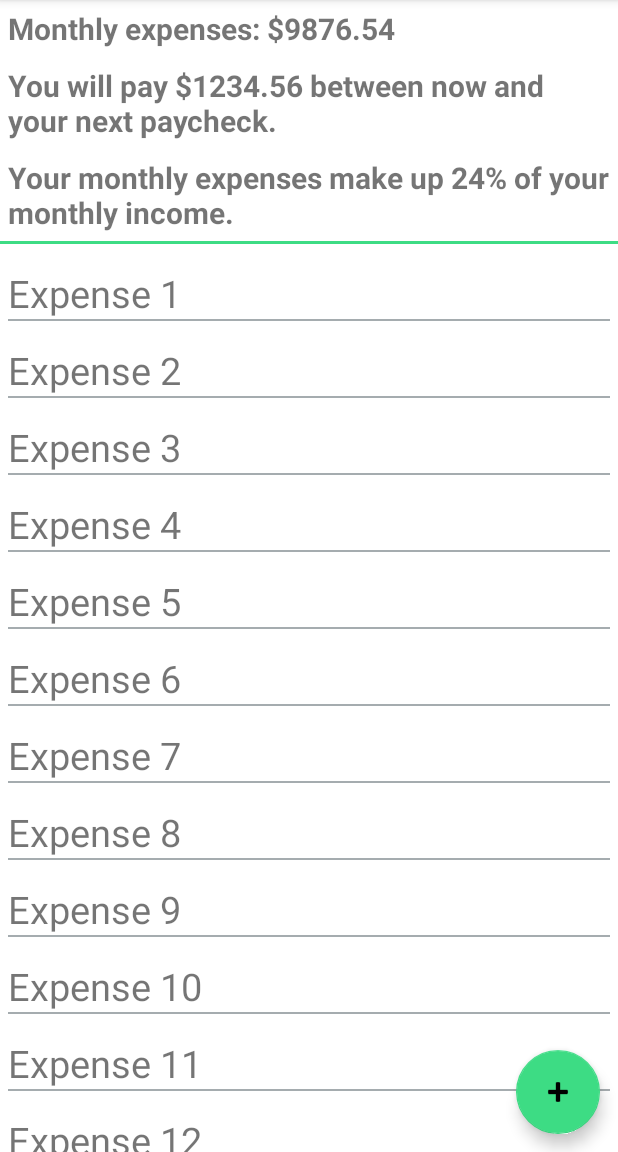
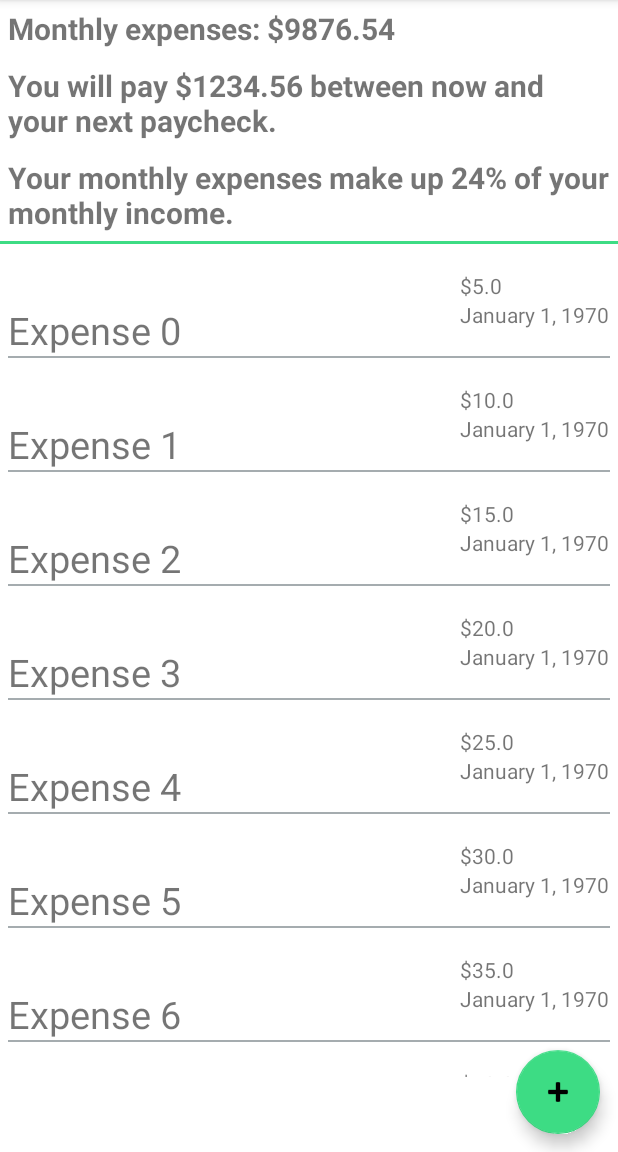
Before and after one commit to LRE323/monthly-expenses-tracker, an Android app: the screen it shows after launch (MainActivity), on a phone screen of 412 x 824 dp, the part 84-1236 px from its top. Run offline under Robolectric (Android 15) with nearby library versions, the phone set to English and light mode, and no system bars.

Commit message:
Updates to RecyclerView

```diff
--- a/app/src/main/java/com/example/monthlyexpensestracker/Expense.java
+++ b/app/src/main/java/com/example/monthlyexpensestracker/Expense.java
@@ -1,15 +1,21 @@
 package com.example.monthlyexpensestracker;
 
 public class Expense {
-    private double amount;
-    private String name;
+    private String expenseName;
+    private double expenseAmount;
 
-    public Expense(double amount) {
-        this.amount = amount;
+
+    public Expense(String expenseName, double expenseAmount) {
+        this.expenseName = expenseName;
+        this.expenseAmount = expenseAmount;
     }
 
-    public double returnAmount() {
-        return this.amount;
+    public String getExpenseName() {
+        return this.expenseName;
+    }
+
+    public double getExpenseAmount() {
+        return this.expenseAmount;
     }
 
 }
--- a/app/src/main/java/com/example/monthlyexpensestracker/ExpenseList.java
+++ b/app/src/main/java/com/example/monthlyexpensestracker/ExpenseList.java
@@ -17,7 +17,7 @@ public class ExpenseList {
     public double sumOfExpenses() {
         double sumOfExpenses = 0;
         for (Expense e: this.expenses) {
-            double amount = e.returnAmount();
+            double amount = e.getExpenseAmount();
             sumOfExpenses += amount;
         }
         return sumOfExpenses;
--- a/app/src/main/java/com/example/monthlyexpensestracker/ExpenseListAdapter.java
+++ /dev/null
@@ -1,67 +0,0 @@
-package com.example.monthlyexpensestracker;
-
-import android.content.Context;
-import android.view.LayoutInflater;
-import android.view.View;
-import android.view.ViewGroup;
-import android.widget.ExpandableListAdapter;
-import android.widget.TextView;
-
-import androidx.annotation.NonNull;
-import androidx.recyclerview.widget.ListAdapter;
-import androidx.recyclerview.widget.RecyclerView;
-
-import java.util.LinkedList;
-
-public class ExpenseListAdapter extends RecyclerView.Adapter<ExpenseListAdapter.ExpenseViewHolder> {
-
-    //The inner ViewHolder class.
-    class ExpenseViewHolder extends RecyclerView.ViewHolder {
-        public final TextView expenseItemView;
-        final ExpenseListAdapter adapter;
-
-        public ExpenseViewHolder(View itemView, ExpenseListAdapter adapter) {
-            super(itemView);
-            expenseItemView = itemView.findViewById(R.id.expense);
-            this.adapter = adapter;
-        }
-    }
-
-    //This will hold the data in the adapter.
-    private final LinkedList<String> expenses;
-
-    //WordListAdapter needs a constructor that initializes the word list from the data.
-    //To create a View for a list item, the WordListAdapter needs to inflate the XML for a list item.
-    //You use a layout inflater for that job. LayoutInflater reads a layout XML description and converts
-    //it into the corresponding View items.
-    private LayoutInflater inflater;
-
-    //The constructor for ExpenseListAdapter needs to have a context parameter, and a linked list
-    //of words with the app's data. The method needs to instantiate a LayoutInflater for inflater
-    //and set expenses to the passed in data.
-    public ExpenseListAdapter(Context context, LinkedList<String> expenses) {
-        inflater = LayoutInflater.from(context);
-        this.expenses = expenses;
-    }
-
-    @NonNull
-    @Override
-    // The onCreateViewHolder() method is similar to the onCreate() method. It inflates the item
-    // layout, and returns a ViewHolder with the layout and the adapter.
-    public ExpenseListAdapter.ExpenseViewHolder onCreateViewHolder(@NonNull ViewGroup parent, int viewType) {
-        View itemView= inflater.inflate(R.layout.expenselist_item, parent, false);
-        return new ExpenseViewHolder(itemView, this);
-    }
-
-    @Override
-    // The onBindViewHolder() method connects your data to the view holder.
-    public void onBindViewHolder(@NonNull ExpenseListAdapter.ExpenseViewHolder holder, int position) {
-        String current = expenses.get(position);
-        holder.expenseItemView.setText(current);
-    }
-
-    @Override
-    public int getItemCount() {
-        return expenses.size();
-    }
-}
--- a/app/src/main/java/com/example/monthlyexpensestracker/MainActivity.java
+++ b/app/src/main/java/com/example/monthlyexpensestracker/MainActivity.java
@@ -11,13 +11,13 @@ import android.view.View;
 import java.util.LinkedList;
 
 public class MainActivity extends AppCompatActivity {
-    //This LinkedList<String> will hold ONLY expense names for now.
+    //This LinkedList<String> will hold ONLY expenseNameTextView names for now.
     //This is just to demonstrate how to use RecyclerView.
     //In the final version, this LinkedList should hold all the expenses the user has created.
-    private final LinkedList<String> expenses = new LinkedList<>();
+    private final LinkedList<Expense> expenses = new LinkedList<>();
 
     private RecyclerView recyclerView;
-    private ExpenseListAdapter adapter;
+    private RecyclerViewAdapter adapter;
 
     @Override
     protected void onCreate(Bundle savedInstanceState) {
@@ -25,13 +25,17 @@ public class MainActivity extends AppCompatActivity {
         setContentView(R.layout.activity_main);
 
         // Add to expenses.
+        addDummyExpenses();
+
+        /*
         for (int i = 1; i <= 15; i++) {
             expenses.add("Expense " + i);
-        }
+        } */
+
         // Get a handle to the RecyclerView.
         recyclerView = findViewById(R.id.recyclerView);
         // Create an adapter and supply the data to be displayed.
-        adapter = new ExpenseListAdapter(this, expenses);
+        adapter = new RecyclerViewAdapter(this, expenses);
         // Connect the adapter with the RecyclerView.
         recyclerView.setAdapter(adapter);
         // Give the RecyclerView a default layout manager.
@@ -45,4 +49,20 @@ public class MainActivity extends AppCompatActivity {
         startActivity(intent);
     }
 
+    // Create and adds dummy expenses to the LinkedList expenses.
+    public void addDummyExpenses() {
+        // Dummy expenseAmount that will be modified for each Expense.
+        double expenseAmount = 5;
+        for (int i = 0; i < 15; i++) {
+            // Create a new dummy Expense.
+            Expense newExpense = new Expense("Expense " + i, expenseAmount);
+            // Get the name of the newly created Expense.
+            String expenseName = newExpense.getExpenseName();
+            // Add the newly created dummy Expense to the LinkedList expenses.
+            expenses.add(newExpense);
+            // Modify double expenseAmount.
+            expenseAmount += 5;
+        }
     }
+
+}
--- /dev/null
+++ b/app/src/main/java/com/example/monthlyexpensestracker/RecyclerViewAdapter.java
@@ -0,0 +1,81 @@
+package com.example.monthlyexpensestracker;
+
+import android.content.Context;
+import android.view.LayoutInflater;
+import android.view.View;
+import android.view.ViewGroup;
+import android.widget.TextView;
+
+import androidx.annotation.NonNull;
+import androidx.recyclerview.widget.RecyclerView;
+
+import java.util.LinkedList;
+
+public class RecyclerViewAdapter extends RecyclerView.Adapter<RecyclerViewAdapter.ViewHolder> {
+
+    //This will hold the data in the adapter.
+    private final LinkedList<Expense> expenses;
+
+    //RecyclerViewAdapter needs a constructor that initializes the word list from the data.
+    //To create a View for a list item, the RecyclerViewAdapter needs to inflate the XML for a list item.
+    //You use a layout inflater for that job. LayoutInflater reads a layout XML description and converts
+    //it into the corresponding View items.
+    private LayoutInflater inflater;
+
+    //The constructor for RecyclerViewAdapter needs to have a context parameter, and a linked list
+    //of words with the app's data. The method needs to instantiate a LayoutInflater for inflater
+    //and set expenses to the passed in data.
+    public RecyclerViewAdapter(Context context, LinkedList<Expense> expenses) {
+        inflater = LayoutInflater.from(context);
+        this.expenses = expenses;
+    }
+
+    @NonNull
+    @Override
+    // The onCreateViewHolder() method is similar to the onCreate() method. It inflates the item
+    // layout, and returns a ViewHolder with the layout and the adapter.
+    public ViewHolder onCreateViewHolder(@NonNull ViewGroup parent, int viewType) {
+        View itemView= inflater.inflate(R.layout.expenselist_item, parent, false);
+        return new ViewHolder(itemView, this);
+    }
+
+    @Override
+    // The onBindViewHolder() method connects your data to the view holder.
+    public void onBindViewHolder(@NonNull ViewHolder holder, int position) {
+        // Get the current Expense.
+        Expense currentExpense = expenses.get(position);
+        // Get the current expenseName
+        String currentExpenseName = currentExpense.getExpenseName();
+        //Set expenseNameTextView text to currentExpenseName
+        holder.expenseNameTextView.setText(currentExpenseName);
+
+        // Get the current expenseAmount
+        double currentExpenseAmount = currentExpense.getExpenseAmount();
+        //Set expenseAmountTextView text to currentExpenseAmount
+        holder.expenseAmountTextView.setText("$" + String.valueOf(currentExpenseAmount));
+
+    }
+
+    @Override
+    public int getItemCount() {
+        return expenses.size();
+    }
+
+    //The inner ViewHolder class.
+    class ViewHolder extends RecyclerView.ViewHolder {
+        public final TextView expenseNameTextView;
+        public final TextView expenseAmountTextView;
+        public final TextView expenseDateTextView;
+        final RecyclerViewAdapter adapter;
+
+        public ViewHolder(View itemView, RecyclerViewAdapter adapter) {
+            super(itemView);
+            // Initialize all TextViews in headersHolder
+            expenseNameTextView = itemView.findViewById(R.id.expenseNameTextView);
+            expenseAmountTextView = itemView.findViewById(R.id.expenseAmountTextView);
+            expenseDateTextView = itemView.findViewById(R.id.expenseDateTextView);
+            this.adapter = adapter;
+        }
+    }
+
+}
--- a/app/src/main/res/layout/activity_main.xml
+++ b/app/src/main/res/layout/activity_main.xml
@@ -69,6 +69,7 @@
         android:layout_height="0dp"
         android:paddingEnd="5dp"
         android:paddingStart="5dp"
+        android:layout_marginBottom="50dp"
         app:layout_constraintBottom_toBottomOf="parent"
         app:layout_constraintEnd_toEndOf="parent"
         app:layout_constraintStart_toStartOf="parent"
--- a/app/src/main/res/layout/expenselist_item.xml
+++ b/app/src/main/res/layout/expenselist_item.xml
@@ -4,15 +4,47 @@
     android:layout_height="wrap_content"
     android:orientation="vertical">
 
-    <TextView
-        android:paddingTop="15dp"
-        android:id="@+id/expense"
+    <RelativeLayout
         android:layout_width="match_parent"
-        android:layout_height="wrap_content"
-        android:textSize="25sp" />
+        android:layout_height="wrap_content">
+
+        <TextView
+            android:id="@+id/expenseNameTextView"
+            android:layout_width="wrap_content"
+            android:layout_height="wrap_content"
+            android:layout_alignParentStart="true"
+            android:layout_alignParentTop="true"
+            android:paddingTop="40dp"
+            android:textSize="25sp" />
+
+        <LinearLayout
+            android:layout_width="wrap_content"
+            android:layout_height="wrap_content"
+            android:layout_alignParentEnd="true"
+            android:layout_centerVertical="true"
+            android:orientation="vertical">
+
+            <TextView
+                android:id="@+id/expenseAmountTextView"
+                android:layout_width="wrap_content"
+                android:layout_height="wrap_content"
+                android:gravity="end"
+                android:text="$123.56" />
+
+            <TextView
+                android:id="@+id/expenseDateTextView"
+                android:layout_width="wrap_content"
+                android:layout_height="wrap_content"
+                android:text="January 1, 1970" />
+
+        </LinearLayout>
+
+
+    </RelativeLayout>
+
     <View
         android:layout_width="match_parent"
         android:layout_height="1dp"
-        android:background="@color/dodger_silver"/>
+        android:background="@color/dodger_silver" />
 
 </LinearLayout>
--- a/build.gradle
+++ b/build.gradle
@@ -5,7 +5,7 @@ buildscript {
         jcenter()
     }
     dependencies {
-        classpath "com.android.tools.build:gradle:4.1.2"
+        classpath 'com.android.tools.build:gradle:4.1.3'
 
         // NOTE: Do not place your application dependencies here; they belong
         // in the individual module build.gradle files
```
